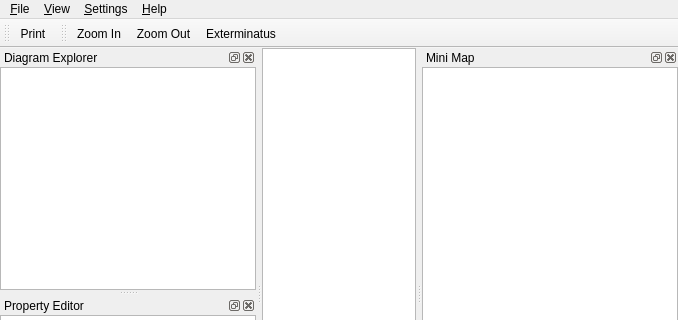
Old version of the form trunk/qReal/qrgui/mainwindow/mainwindow.ui in the repository qreal/qreal; both pictures show x 0 to 678 and y 0 to 320 of the 678 by 559 pixel window.
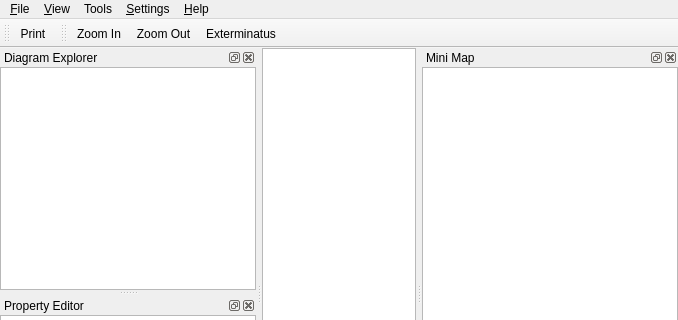
New version of the form. Icons and pictures are not drawn. Custom widgets are drawn as their Qt base class.

Patch:
```diff
--- a/trunk/qReal/qrgui/mainwindow/mainwindow.ui
+++ b/trunk/qReal/qrgui/mainwindow/mainwindow.ui
@@ -36,7 +36,7 @@
      <x>0</x>
      <y>0</y>
      <width>678</width>
-     <height>24</height>
+     <height>22</height>
     </rect>
    </property>
    <widget class="QMenu" name="menu_File">
@@ -75,8 +75,16 @@
     </property>
     <addaction name="actionPlugins"/>
    </widget>
+   <widget class="QMenu" name="menuTools">
+    <property name="title">
+     <string>Tools</string>
+    </property>
+    <addaction name="actionClear"/>
+    <addaction name="actionExport_to_XMI"/>
+   </widget>
    <addaction name="menu_File"/>
    <addaction name="menu_View"/>
+   <addaction name="menuTools"/>
    <addaction name="menuSettings"/>
    <addaction name="menuHelp"/>
   </widget>
```
Left out of the diff: 6 changed lines with no effect on the pictures.
